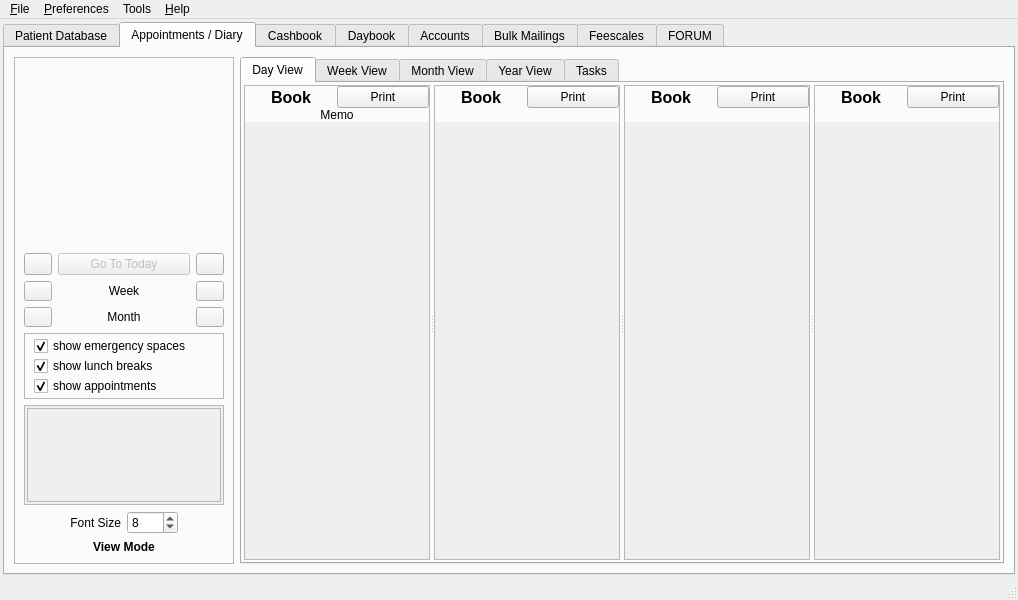
First picture: the form in src/openmolar/qt-designer/main.ui, repository rowinggolfer/openmolar1, before the edit.
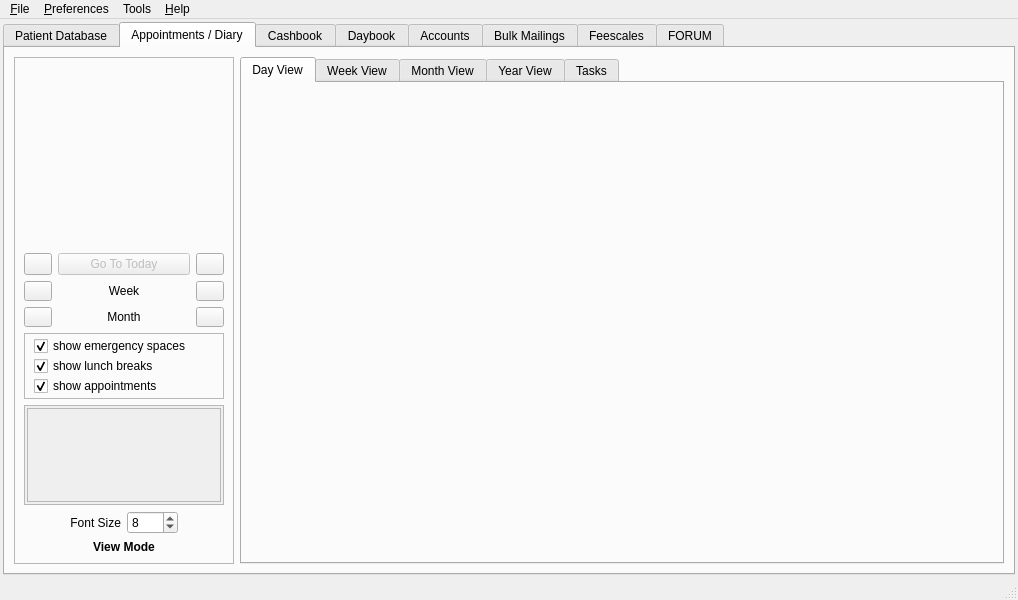
Second picture: the form after the edit. The open tabs and pages were chosen to show the change. Icons and pictures are not drawn.

Commit message: new appointment book widgets, which auto adjust to the number of dentists/hygenists selected, and has no maximum no of practitioners anymore (necessary because we have 5 clinicians in January)

Patch:
```diff
--- a/src/openmolar/qt-designer/main.ui
+++ b/src/openmolar/qt-designer/main.ui
@@ -4160,404 +4160,6 @@
                   <property name="orientation">
                    <enum>Qt::Horizontal</enum>
                   </property>
-                  <widget class="QFrame" name="frame_14">
-                   <property name="minimumSize">
-                    <size>
-                     <width>100</width>
-                     <height>0</height>
-                    </size>
-                   </property>
-                   <property name="frameShape">
-                    <enum>QFrame::StyledPanel</enum>
-                   </property>
-                   <property name="frameShadow">
-                    <enum>QFrame::Raised</enum>
-                   </property>
-                   <layout class="QGridLayout" name="gridLayout_11">
-                    <property name="margin">
-                     <number>0</number>
-                    </property>
-                    <property name="spacing">
-                     <number>0</number>
-                    </property>
-                    <item row="0" column="0">
-                     <widget class="QLabel" name="apptFrameLabel1">
-                      <property name="sizePolicy">
-                       <sizepolicy hsizetype="Preferred" vsizetype="Preferred">
-                        <horstretch>0</horstretch>
-                        <verstretch>0</verstretch>
-                       </sizepolicy>
-                      </property>
-                      <property name="maximumSize">
-                       <size>
-                        <width>16777215</width>
-                        <height>18</height>
-                       </size>
-                      </property>
-                      <property name="font">
-                       <font>
-                        <pointsize>12</pointsize>
-                        <weight>75</weight>
-                        <bold>true</bold>
-                       </font>
-                      </property>
-                      <property name="text">
-                       <string>Book</string>
-                      </property>
-                      <property name="alignment">
-                       <set>Qt::AlignCenter</set>
-                      </property>
-                     </widget>
-                    </item>
-                    <item row="0" column="1">
-                     <widget class="QPushButton" name="printBook1_pushButton">
-                      <property name="maximumSize">
-                       <size>
-                        <width>16777215</width>
-                        <height>24</height>
-                       </size>
-                      </property>
-                      <property name="text">
-                       <string>Print</string>
-                      </property>
-                      <property name="icon">
-                       <iconset resource="../resources/resources.qrc">
-                        <normaloff>:/ps.png</normaloff>:/ps.png</iconset>
-                      </property>
-                     </widget>
-                    </item>
-                    <item row="2" column="0" colspan="2">
-                     <widget class="QScrollArea" name="appt1scrollArea">
-                      <property name="frameShape">
-                       <enum>QFrame::NoFrame</enum>
-                      </property>
-                      <property name="frameShadow">
-                       <enum>QFrame::Sunken</enum>
-                      </property>
-                      <property name="widgetResizable">
-                       <bool>true</bool>
-                      </property>
-                      <widget class="QWidget" name="appt1scrollAreaWidgetContents">
-                       <property name="geometry">
-                        <rect>
-                         <x>0</x>
-                         <y>0</y>
-                         <width>183</width>
-                         <height>432</height>
-                        </rect>
-                       </property>
-                       <layout class="QVBoxLayout" name="_2"/>
-                      </widget>
-                     </widget>
-                    </item>
-                    <item row="1" column="0" colspan="2">
-                     <widget class="QLabel" name="book1memo_label">
-                      <property name="text">
-                       <string>Memo</string>
-                      </property>
-                      <property name="alignment">
-                       <set>Qt::AlignCenter</set>
-                      </property>
-                     </widget>
-                    </item>
-                   </layout>
-                  </widget>
-                  <widget class="QFrame" name="frame_13">
-                   <property name="minimumSize">
-                    <size>
-                     <width>100</width>
-                     <height>0</height>
-                    </size>
-                   </property>
-                   <property name="frameShape">
-                    <enum>QFrame::StyledPanel</enum>
-                   </property>
-                   <property name="frameShadow">
-                    <enum>QFrame::Raised</enum>
-                   </property>
-                   <layout class="QGridLayout" name="gridLayout_32">
-                    <property name="margin">
-                     <number>0</number>
-                    </property>
-                    <property name="spacing">
-                     <number>0</number>
-                    </property>
-                    <item row="0" column="0">
-                     <widget class="QLabel" name="apptFrameLabel2">
-                      <property name="sizePolicy">
-                       <sizepolicy hsizetype="Preferred" vsizetype="Preferred">
-                        <horstretch>0</horstretch>
-                        <verstretch>0</verstretch>
-                       </sizepolicy>
-                      </property>
-                      <property name="maximumSize">
-                       <size>
-                        <width>16777215</width>
-                        <height>18</height>
-                       </size>
-                      </property>
-                      <property name="font">
-                       <font>
-                        <pointsize>12</pointsize>
-                        <weight>75</weight>
-                        <bold>true</bold>
-                       </font>
-                      </property>
-                      <property name="text">
-                       <string>Book</string>
-                      </property>
-                      <property name="alignment">
-                       <set>Qt::AlignCenter</set>
-                      </property>
-                     </widget>
-                    </item>
-                    <item row="0" column="1">
-                     <widget class="QPushButton" name="printBook2_pushButton">
-                      <property name="maximumSize">
-                       <size>
-                        <width>16777215</width>
-                        <height>24</height>
-                       </size>
-                      </property>
-                      <property name="text">
-                       <string>Print</string>
-                      </property>
-                      <property name="icon">
-                       <iconset resource="../resources/resources.qrc">
-                        <normaloff>:/ps.png</normaloff>:/ps.png</iconset>
-                      </property>
-                     </widget>
-                    </item>
-                    <item row="2" column="0" colspan="2">
-                     <widget class="QScrollArea" name="appt2scrollArea">
-                      <property name="frameShape">
-                       <enum>QFrame::NoFrame</enum>
-                      </property>
-                      <property name="widgetResizable">
-                       <bool>true</bool>
-                      </property>
-                      <widget class="QWidget" name="appt2scrollAreaWidgetContents">
-                       <property name="geometry">
-                        <rect>
-                         <x>0</x>
-                         <y>0</y>
-                         <width>182</width>
-                         <height>434</height>
-                        </rect>
-                       </property>
-                      </widget>
-                     </widget>
-                    </item>
-                    <item row="1" column="0" colspan="2">
-                     <widget class="QLabel" name="book2memo_label">
-                      <property name="text">
-                       <string/>
-                      </property>
-                      <property name="alignment">
-                       <set>Qt::AlignCenter</set>
-                      </property>
-                     </widget>
-                    </item>
-                   </layout>
-                  </widget>
-                  <widget class="QFrame" name="frame_12">
-                   <property name="minimumSize">
-                    <size>
-                     <width>100</width>
-                     <height>0</height>
-                    </size>
-                   </property>
-                   <property name="frameShape">
-                    <enum>QFrame::StyledPanel</enum>
-                   </property>
-                   <property name="frameShadow">
-                    <enum>QFrame::Raised</enum>
-                   </property>
-                   <layout class="QGridLayout" name="gridLayout_33">
-                    <property name="margin">
-                     <number>0</number>
-                    </property>
-                    <property name="spacing">
-                     <number>0</number>
-                    </property>
-                    <item row="0" column="0">
-                     <widget class="QLabel" name="apptFrameLabel3">
-                      <property name="sizePolicy">
-                       <sizepolicy hsizetype="Preferred" vsizetype="Preferred">
-                        <horstretch>0</horstretch>
-                        <verstretch>0</verstretch>
-                       </sizepolicy>
-                      </property>
-                      <property name="maximumSize">
-                       <size>
-                        <width>16777215</width>
-                        <height>18</height>
-                       </size>
-                      </property>
-                      <property name="font">
-                       <font>
-                        <pointsize>12</pointsize>
-                        <weight>75</weight>
-                        <bold>true</bold>
-                       </font>
-                      </property>
-                      <property name="text">
-                       <string>Book</string>
-                      </property>
-                      <property name="alignment">
-                       <set>Qt::AlignCenter</set>
-                      </property>
-                     </widget>
-                    </item>
-                    <item row="0" column="1">
-                     <widget class="QPushButton" name="printBook3_pushButton">
-                      <property name="maximumSize">
-                       <size>
-                        <width>16777215</width>
-                        <height>24</height>
-                       </size>
-                      </property>
-                      <property name="text">
-                       <string>Print</string>
-                      </property>
-                      <property name="icon">
-                       <iconset resource="../resources/resources.qrc">
-                        <normaloff>:/ps.png</normaloff>:/ps.png</iconset>
-                      </property>
-                     </widget>
-                    </item>
-                    <item row="2" column="0" colspan="2">
-                     <widget class="QScrollArea" name="appt3scrollArea">
-                      <property name="frameShape">
-                       <enum>QFrame::NoFrame</enum>
-                      </property>
-                      <property name="widgetResizable">
-                       <bool>true</bool>
-                      </property>
-                      <widget class="QWidget" name="appt3scrollAreaWidgetContents">
-                       <property name="geometry">
-                        <rect>
-                         <x>0</x>
-                         <y>0</y>
-                         <width>183</width>
-                         <height>434</height>
-                        </rect>
-                       </property>
-                       <layout class="QVBoxLayout" name="_3"/>
-                      </widget>
-                     </widget>
-                    </item>
-                    <item row="1" column="0" colspan="2">
-                     <widget class="QLabel" name="book3memo_label">
-                      <property name="text">
-                       <string/>
-                      </property>
-                      <property name="alignment">
-                       <set>Qt::AlignCenter</set>
-                      </property>
-                     </widget>
-                    </item>
-                   </layout>
-                  </widget>
-                  <widget class="QFrame" name="frame_11">
-                   <property name="minimumSize">
-                    <size>
-                     <width>100</width>
-                     <height>0</height>
-                    </size>
-                   </property>
-                   <property name="frameShape">
-                    <enum>QFrame::StyledPanel</enum>
-                   </property>
-                   <property name="frameShadow">
-                    <enum>QFrame::Raised</enum>
-                   </property>
-                   <layout class="QGridLayout" name="gridLayout_34">
-                    <property name="margin">
-                     <number>0</number>
-                    </property>
-                    <property name="spacing">
-                     <number>0</number>
-                    </property>
-                    <item row="2" column="0" colspan="2">
-                     <widget class="QScrollArea" name="appt4scrollArea">
-                      <property name="frameShape">
-                       <enum>QFrame::NoFrame</enum>
-                      </property>
-                      <property name="widgetResizable">
-                       <bool>true</bool>
-                      </property>
-                      <widget class="QWidget" name="appt3scrollAreaWidgetContents_2">
-                       <property name="geometry">
-                        <rect>
-                         <x>0</x>
-                         <y>0</y>
-                         <width>182</width>
-                         <height>434</height>
-                        </rect>
-                       </property>
-                       <layout class="QVBoxLayout" name="_4"/>
-                      </widget>
-                     </widget>
-                    </item>
-                    <item row="0" column="0">
-                     <widget class="QLabel" name="apptFrameLabel4">
-                      <property name="sizePolicy">
-                       <sizepolicy hsizetype="Preferred" vsizetype="Preferred">
-                        <horstretch>0</horstretch>
-                        <verstretch>0</verstretch>
-                       </sizepolicy>
-                      </property>
-                      <property name="maximumSize">
-                       <size>
-                        <width>16777215</width>
-                        <height>18</height>
-                       </size>
-                      </property>
-                      <property name="font">
-                       <font>
-                        <pointsize>12</pointsize>
-                        <weight>75</weight>
-                        <bold>true</bold>
-                       </font>
-                      </property>
-                      <property name="text">
-                       <string>Book</string>
-                      </property>
-                      <property name="alignment">
-                       <set>Qt::AlignCenter</set>
-                      </property>
-                     </widget>
-                    </item>
-                    <item row="0" column="1">
-                     <widget class="QPushButton" name="printBook4_pushButton">
-                      <property name="maximumSize">
-                       <size>
-                        <width>16777215</width>
-                        <height>24</height>
-                       </size>
-                      </property>
-                      <property name="text">
-                       <string>Print</string>
-                      </property>
-                      <property name="icon">
-                       <iconset resource="../resources/resources.qrc">
-                        <normaloff>:/ps.png</normaloff>:/ps.png</iconset>
-                      </property>
-                     </widget>
-                    </item>
-                    <item row="1" column="0" colspan="2">
-                     <widget class="QLabel" name="book4memo_label">
-                      <property name="text">
-                       <string/>
-                      </property>
-                      <property name="alignment">
-                       <set>Qt::AlignCenter</set>
-                      </property>
-                     </widget>
-                    </item>
-                   </layout>
-                  </widget>
                  </widget>
                 </item>
                </layout>
```
Left out of the diff: 26 changed lines with no effect on the pictures. The commit also changes 11 other files.
